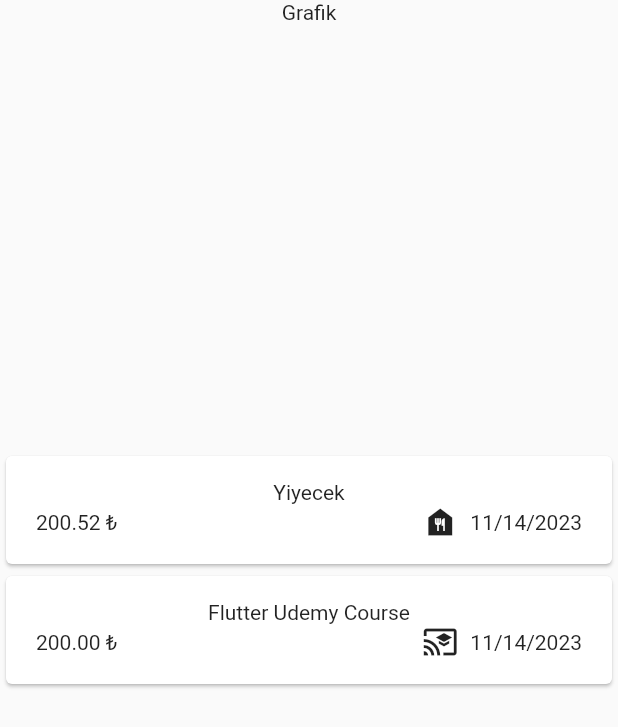
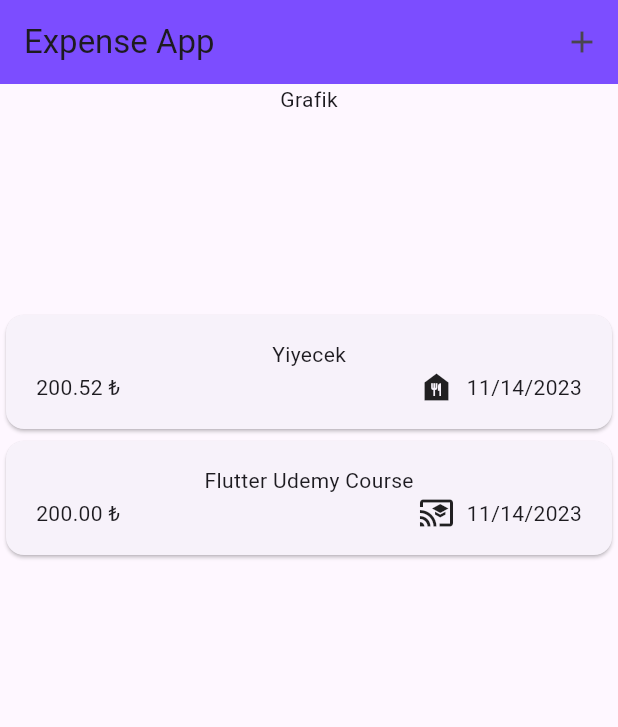
Before and after one commit to halit-kalayci-instruction/tobeto1a-flutter-projects, a Flutter app: the screen it shows after launch, on a phone screen of 412 x 824 dp. Shown: the top 727 px of the screen. Run offline on Flutter 3.47's test engine with Material 2 defaults, Android fonts, the phone set to English and light mode, and no system bars.

Commit message:
'latest'

```diff
--- a/expenseapp/lib/pages/expense_list.dart
+++ b/expenseapp/lib/pages/expense_list.dart
@@ -32,7 +32,7 @@ class _ExpenseListState extends State<ExpenseList> {
         crossAxisAlignment: CrossAxisAlignment.center,
         children: [
           const SizedBox(
-            height: 300,
+            height: 150,
             child: Text("Grafik"),
           ),
           Expanded(
--- /dev/null
+++ b/expenseapp/lib/pages/main_page.dart
@@ -0,0 +1,25 @@
+import 'package:expenseapp/pages/expense_list.dart';
+import 'package:flutter/material.dart';
+
+class MainPage extends StatelessWidget {
+  const MainPage({Key? key}) : super(key: key);
+
+  @override
+  Widget build(BuildContext context) {
+    return Scaffold(
+      appBar: AppBar(
+        backgroundColor: Colors.deepPurpleAccent,
+        title: const Text("Expense App"),
+        actions: [
+          IconButton(
+              onPressed: () {
+                showModalBottomSheet(
+                    context: context, builder: (ctx) => Text("Modal Deneme"));
+              },
+              icon: const Icon(Icons.add)),
+        ],
+      ),
+      body: ExpenseList(),
+    );
+  }
+}
```
Also changed, not shown: expenseapp/lib/main.dart (+2 -5 lines).
